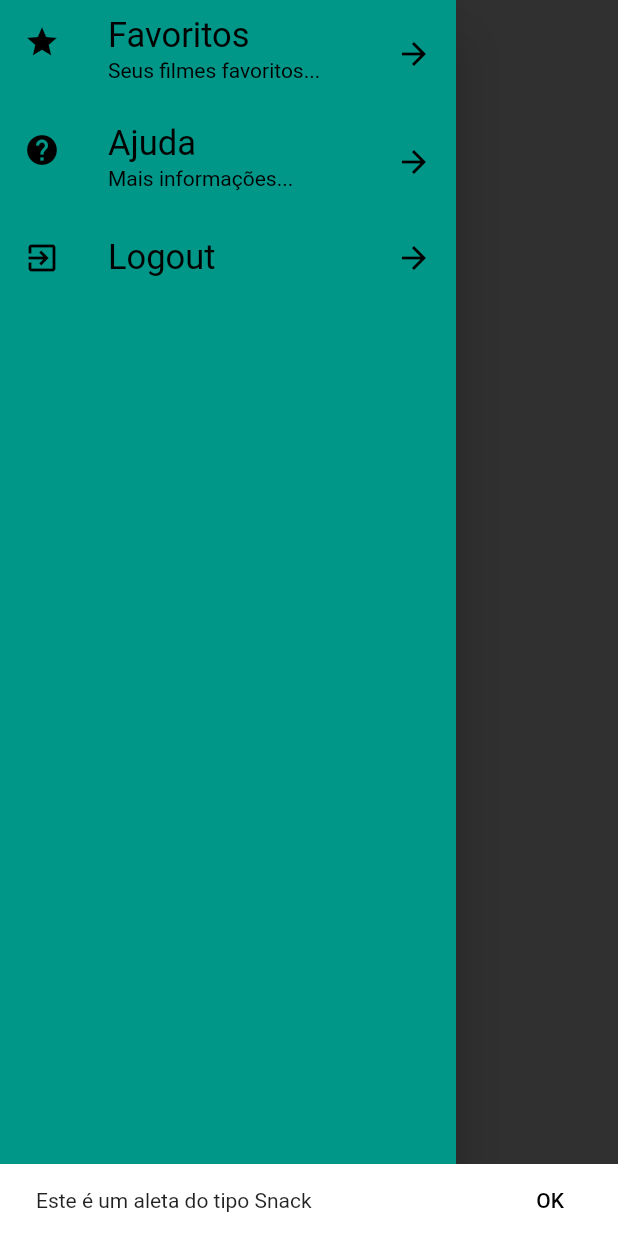
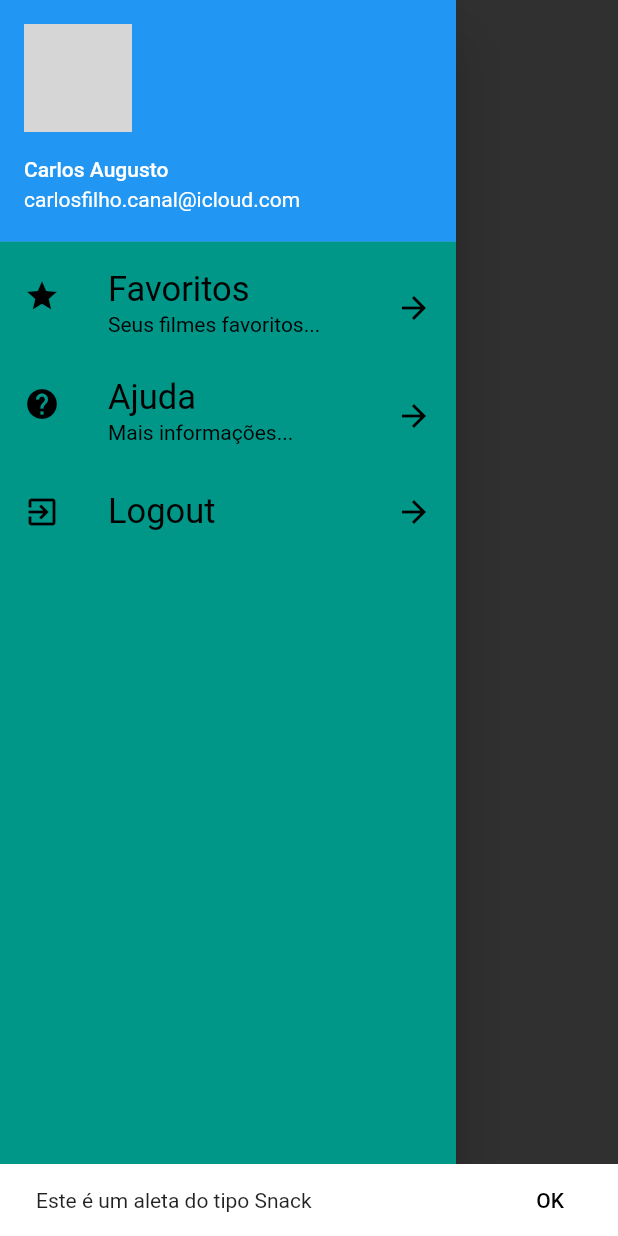
Before and after one commit to carlosfilhou/movie-catalog, a Flutter app: the DrawerList widget shown alone on an empty page, opened directly, on a phone screen of 412 x 824 dp. Run offline on Flutter 3.47's test engine with Material 2 defaults, Android fonts, the phone set to English and light mode, and no system bars; network calls fail; grey boxes are pictures that could not be loaded.

Commit message:
feat-userAccountDrawer

```diff
--- a/lib/drawer_list.dart
+++ b/lib/drawer_list.dart
@@ -12,6 +12,14 @@ class DrawerList extends StatelessWidget {
       child: ListView(
         // ignore: prefer_const_literals_to_create_immutables
         children: [
+          UserAccountsDrawerHeader(
+            accountName: Text('Carlos Augusto'),
+            accountEmail: Text('carlosfilho.canal@icloud.com'),
+            currentAccountPicture: CircleAvatar(
+              backgroundImage: NetworkImage(
+                  'https://encrypted-tbn0.gstatic.com/images?q=tbn:ANd9GcQdzhSUpy5Xc9JzfmDtym1FGxdEYsxqOIeclB2_LWcafGDCp25KNJBkeM3LOfOAFzJowhM&usqp=CAU'),
+            ),
+          ),
           ListTile(
             textColor: Colors.black,
             iconColor: Colors.black,
```
